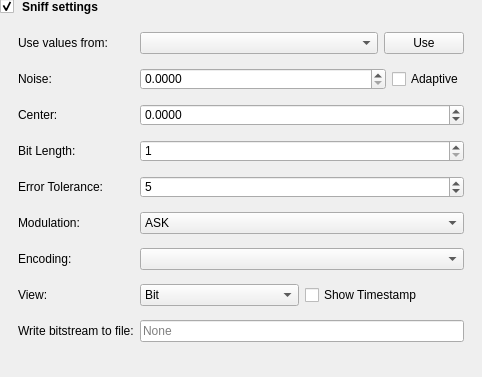
Qt form data/ui/send_recv_sniff_settings.ui (jopohl/urh) before a commit.
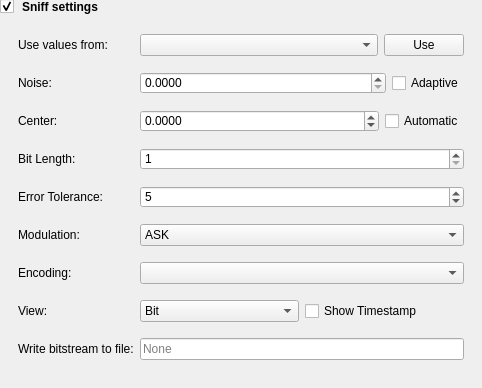
The same form after that commit. Icons and pictures are not drawn.

Commit message: integrate automatic center in frontend

Patch:
```diff
--- a/data/ui/send_recv_sniff_settings.ui
+++ b/data/ui/send_recv_sniff_settings.ui
@@ -7,7 +7,7 @@
     <x>0</x>
     <y>0</y>
     <width>482</width>
-    <height>377</height>
+    <height>388</height>
    </rect>
   </property>
   <property name="windowTitle">
@@ -147,19 +147,6 @@
            </property>
           </widget>
          </item>
-         <item row="2" column="1">
-          <widget class="QDoubleSpinBox" name="spinbox_sniff_Center">
-           <property name="decimals">
-            <number>4</number>
-           </property>
-           <property name="minimum">
-            <double>-3.140000000000000</double>
-           </property>
-           <property name="maximum">
-            <double>3.140000000000000</double>
-           </property>
-          </widget>
-         </item>
          <item row="3" column="0">
           <widget class="QLabel" name="label_sniff_BitLength">
            <property name="text">
@@ -303,6 +290,36 @@
            </property>
           </widget>
          </item>
+         <item row="2" column="1">
+          <layout class="QHBoxLayout" name="horizontalLayout_4">
+           <item>
+            <widget class="QDoubleSpinBox" name="spinbox_sniff_Center">
+             <property name="sizePolicy">
+              <sizepolicy hsizetype="Expanding" vsizetype="Fixed">
+               <horstretch>0</horstretch>
+               <verstretch>0</verstretch>
+              </sizepolicy>
+             </property>
+             <property name="decimals">
+              <number>4</number>
+             </property>
+             <property name="minimum">
+              <double>-3.140000000000000</double>
+             </property>
+             <property name="maximum">
+              <double>3.140000000000000</double>
+             </property>
+            </widget>
+           </item>
+           <item>
+            <widget class="QCheckBox" name="checkBoxAutoCenter">
+             <property name="text">
+              <string>Automatic</string>
+             </property>
+            </widget>
+           </item>
+          </layout>
+         </item>
         </layout>
        </widget>
       </item>
```
Left out of the diff: 1 changed line with no effect on the pictures. The commit also changes 3 other files.
